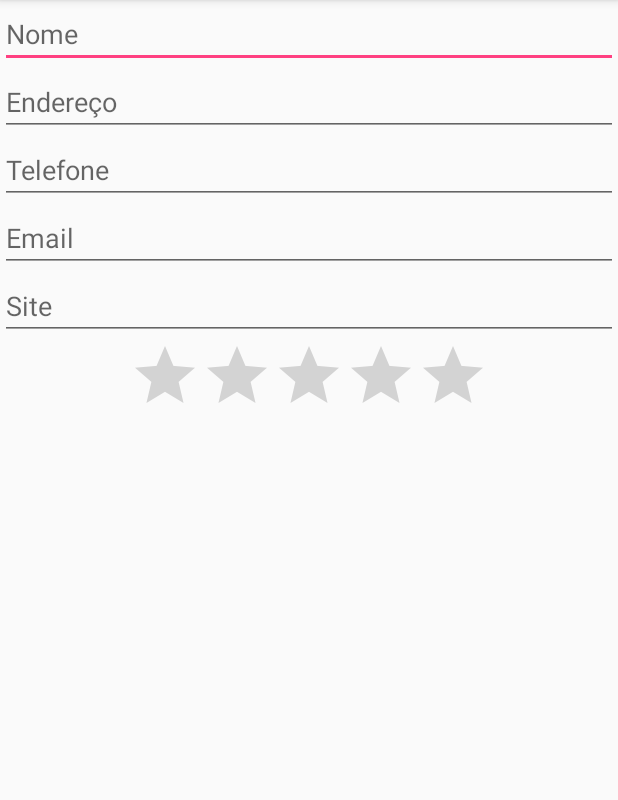
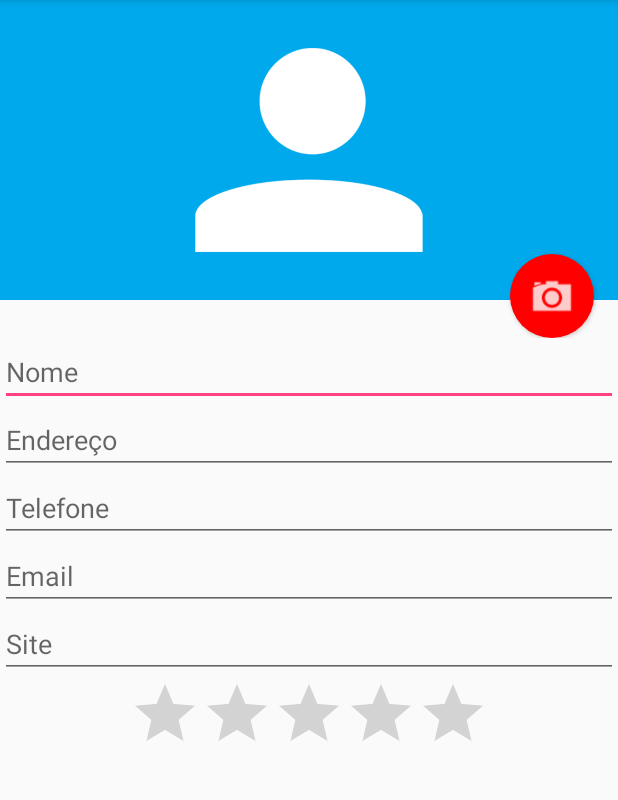
Before and after one commit to gersonapollo/agenda-android, an Android app: the FormularioActivity screen opened directly, with no data from a screen before it, on a phone screen of 412 x 824 dp, the part 84-884 px from its top. Run offline under Robolectric (Android 15) with nearby library versions, the phone set to English and light mode, and no system bars.

Commit message:
acessando a camera

```diff
--- a/app/src/main/AndroidManifest.xml
+++ b/app/src/main/AndroidManifest.xml
@@ -3,6 +3,7 @@
     package="br.com.chaos.agenda">
 
     <uses-permission android:name="android.permission.CALL_PHONE"/>
+    <uses-permission android:name="android.permission.CAMERA" />
 
     <application
         android:allowBackup="true"
--- a/app/src/main/res/drawable/fundo.xml
+++ b/app/src/main/res/drawable/fundo.xml
@@ -2,4 +2,9 @@
 <shape xmlns:android="http://schemas.android.com/apk/res/android"
     android:shape="oval">
     <solid android:color="#ff0000"/>
+    <padding
+            android:bottom="5dp"
+            android:right="5dp"
+            android:left="5dp"/>
+
 </shape>
--- /dev/null
+++ b/app/src/main/res/drawable/fundo_camera.xml
@@ -0,0 +1,17 @@
+<?xml version="1.0" encoding="utf-8"?>
+<layer-list xmlns:android="http://schemas.android.com/apk/res/android">
+    <item>
+        <shape
+            android:shape="oval">
+            <solid android:color="#ff0000"/>
+            <padding android:bottom="10dp"
+                android:left="10dp"
+                android:right="10dp"
+                android:top="10dp"/>
+        </shape>
+
+    </item>
+    <item android:drawable="@drawable/ic_camera"/>
+
+
+</layer-list>
--- a/app/src/main/res/layout/activity_formulario.xml
+++ b/app/src/main/res/layout/activity_formulario.xml
@@ -7,6 +7,29 @@
         android:layout_width="match_parent"
         android:layout_height="match_parent"
         android:orientation="vertical">
+
+        <RelativeLayout
+            android:layout_width="match_parent"
+            android:layout_height="225dp">
+
+            <ImageView
+                android:layout_width="match_parent"
+                android:layout_height="200dp"
+                android:src="@drawable/person"
+                android:background="#00A8Ec"
+                android:id="@+id/formulario_foto"/>
+
+            <Button
+                android:layout_width="56dp"
+                android:layout_height="56dp"
+                android:background="@drawable/fundo_camera"
+                android:layout_alignParentBottom="true"
+                android:layout_alignParentRight="true"
+                android:layout_marginRight="16dp"
+                android:elevation="6dp"
+                android:id="@+id/formulario_botao_foto"/>
+
+        </RelativeLayout>
 
         <EditText
             android:layout_width="match_parent"
```
Also changed, not shown: app/src/main/java/br/com/chaos/agenda/FormularioActivity.java (+50 -0 lines).
